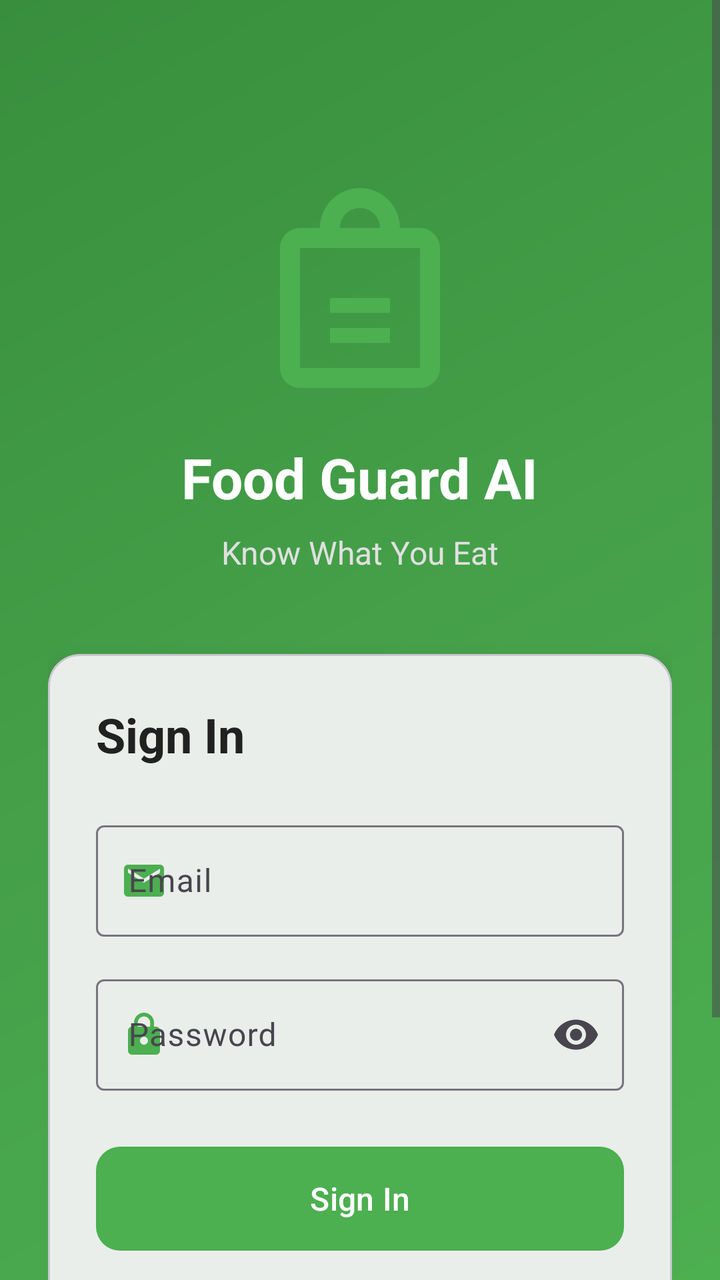
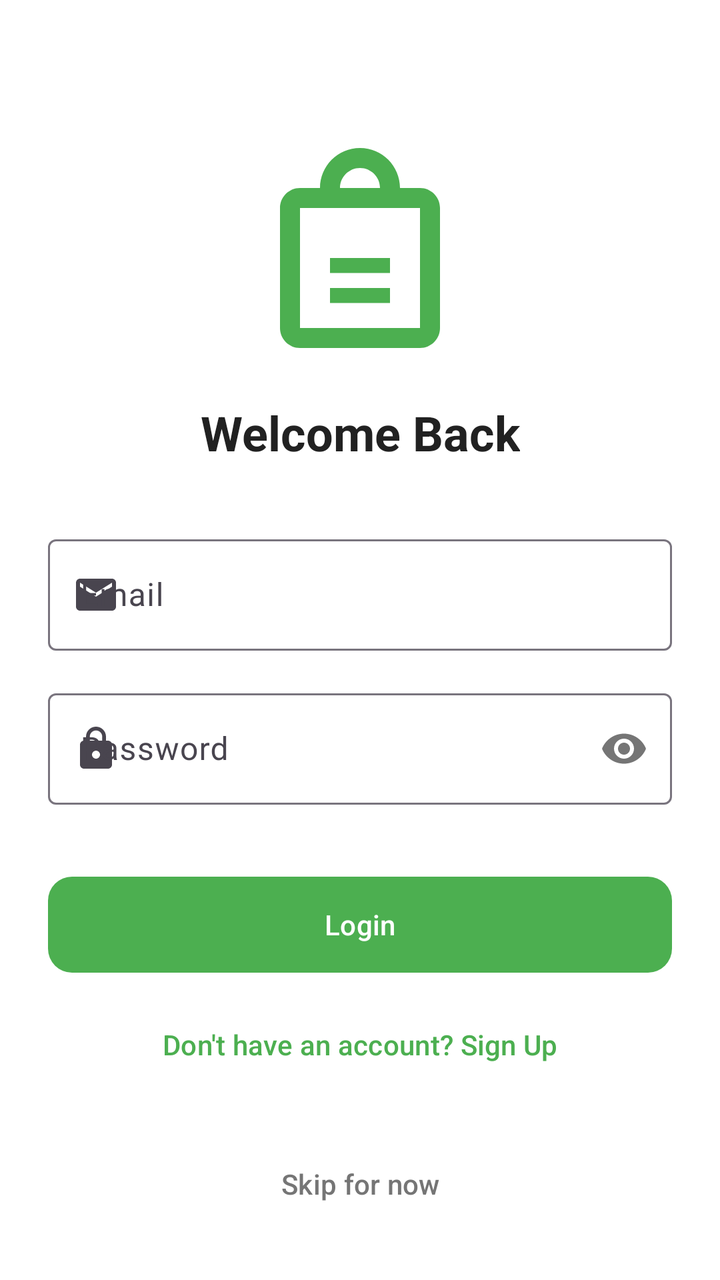

An Android layout rendered at two revisions. The XML below is the earlier revision; the diff shows what the commit changed to produce the second picture.
<!-- AndroidManifest.xml: application theme Theme.FoodLabelScanner -->
<!-- res/layout/activity_login.xml -->
<?xml version="1.0" encoding="utf-8"?>
<ScrollView xmlns:android="http://schemas.android.com/apk/res/android"
    xmlns:app="http://schemas.android.com/apk/res-auto"
    android:layout_width="match_parent"
    android:layout_height="match_parent"
    android:background="@drawable/gradient_background"
    android:fillViewport="true">

    <androidx.constraintlayout.widget.ConstraintLayout
        android:layout_width="match_parent"
        android:layout_height="wrap_content"
        android:padding="24dp">

        
        <ImageView
            android:id="@+id/imgLogo"
            android:layout_width="120dp"
            android:layout_height="120dp"
            android:layout_marginTop="60dp"
            android:src="@drawable/ic_food_scanner"
            android:contentDescription="App Logo"
            app:layout_constraintEnd_toEndOf="parent"
            app:layout_constraintStart_toStartOf="parent"
            app:layout_constraintTop_toTopOf="parent" />

        
        <TextView
            android:id="@+id/tvAppName"
            android:layout_width="wrap_content"
            android:layout_height="wrap_content"
            android:layout_marginTop="16dp"
            android:text="Food Guard AI"
            android:textSize="28sp"
            android:textStyle="bold"
            android:textColor="@android:color/white"
            app:layout_constraintEnd_toEndOf="parent"
            app:layout_constraintStart_toStartOf="parent"
            app:layout_constraintTop_toBottomOf="@id/imgLogo" />

        
        <TextView
            android:id="@+id/tvSubtitle"
            android:layout_width="wrap_content"
            android:layout_height="wrap_content"
            android:layout_marginTop="8dp"
            android:text="Know What You Eat"
            android:textSize="16sp"
            android:textColor="#E0E0E0"
            app:layout_constraintEnd_toEndOf="parent"
            app:layout_constraintStart_toStartOf="parent"
            app:layout_constraintTop_toBottomOf="@id/tvAppName" />

        
        <com.google.android.material.card.MaterialCardView
            android:id="@+id/cardLogin"
            android:layout_width="match_parent"
            android:layout_height="wrap_content"
            android:layout_marginTop="40dp"
            app:cardCornerRadius="16dp"
            app:cardElevation="8dp"
            app:layout_constraintTop_toBottomOf="@id/tvSubtitle">

            <LinearLayout
                android:layout_width="match_parent"
                android:layout_height="wrap_content"
                android:orientation="vertical"
                android:padding="24dp">

                <TextView
                    android:layout_width="wrap_content"
                    android:layout_height="wrap_content"
                    android:text="Sign In"
                    android:textSize="24sp"
                    android:textStyle="bold"
                    android:textColor="#212121" />

                
                <com.google.android.material.textfield.TextInputLayout
                    android:layout_width="match_parent"
                    android:layout_height="wrap_content"
                    android:layout_marginTop="24dp"
                    android:hint="Email"
                    style="@style/Widget.Material3.TextInputLayout.OutlinedBox"
                    app:startIconDrawable="@drawable/ic_email"
                    app:startIconTint="#4CAF50">

                    <com.google.android.material.textfield.TextInputEditText
                        android:id="@+id/etEmail"
                        android:layout_width="match_parent"
                        android:layout_height="wrap_content"
                        android:inputType="textEmailAddress" />
                </com.google.android.material.textfield.TextInputLayout>

                
                <com.google.android.material.textfield.TextInputLayout
                    android:layout_width="match_parent"
                    android:layout_height="wrap_content"
                    android:layout_marginTop="16dp"
                    android:hint="Password"
                    style="@style/Widget.Material3.TextInputLayout.OutlinedBox"
                    app:startIconDrawable="@drawable/ic_lock"
                    app:startIconTint="#4CAF50"
                    app:endIconMode="password_toggle">

                    <com.google.android.material.textfield.TextInputEditText
                        android:id="@+id/etPassword"
                        android:layout_width="match_parent"
                        android:layout_height="wrap_content"
                        android:inputType="textPassword" />
                </com.google.android.material.textfield.TextInputLayout>

                
                <com.google.android.material.progressindicator.CircularProgressIndicator
                    android:id="@+id/progressBar"
                    android:layout_width="wrap_content"
                    android:layout_height="wrap_content"
                    android:layout_gravity="center"
                    android:layout_marginTop="16dp"
                    android:visibility="gone"
                    android:indeterminate="true" />

                
                <com.google.android.material.button.MaterialButton
                    android:id="@+id/btnLogin"
                    android:layout_width="match_parent"
                    android:layout_height="60dp"
                    android:layout_marginTop="24dp"
                    android:text="Sign In"
                    android:textSize="16sp"
                    app:cornerRadius="12dp" />

                
                <com.google.android.material.button.MaterialButton
                    android:id="@+id/btnSignUp"
                    style="@style/Widget.Material3.Button.OutlinedButton"
                    android:layout_width="match_parent"
                    android:layout_height="60dp"
                    android:layout_marginTop="12dp"
                    android:text="Create Account"
                    android:textSize="16sp"
                    app:cornerRadius="12dp" />

                
                <com.google.android.material.button.MaterialButton
                    android:id="@+id/btnSkip"
                    style="@style/Widget.Material3.Button.TextButton"
                    android:layout_width="wrap_content"
                    android:layout_height="wrap_content"
                    android:layout_gravity="center"
                    android:layout_marginTop="8dp"
                    android:text="Continue as Guest"
                    android:textColor="#757575" />

            </LinearLayout>

        </com.google.android.material.card.MaterialCardView>

    </androidx.constraintlayout.widget.ConstraintLayout>

</ScrollView>
<!-- resources referenced by this layout -->
<resources>
  <!-- drawable gradient_background (drawable) -->
  <?xml version="1.0" encoding="utf-8"?>
  <shape xmlns:android="http://schemas.android.com/apk/res/android">
      <gradient
          android:angle="135"
          android:startColor="#4CAF50"
          android:centerColor="#45A049"
          android:endColor="#388E3C"
          android:type="linear" />
  </shape>
  <!-- drawable ic_email (drawable) -->
  <vector xmlns:android="http://schemas.android.com/apk/res/android"
      android:width="24dp"
      android:height="24dp"
      android:viewportWidth="24"
      android:viewportHeight="24">
      <path
          android:fillColor="#666666"
          android:pathData="M20,4L4,4c-1.1,0 -1.99,0.9 -1.99,2L2,18c0,1.1 0.9,2 2,2h16c1.1,0 2,-0.9 2,-2L22,6c0,-1.1 -0.9,-2 -2,-2zM20,8l-8,5 -8,-5L4,6l8,5 8,-5v2z"/>
  </vector>
  <!-- drawable ic_food_scanner (drawable) -->
  <vector xmlns:android="http://schemas.android.com/apk/res/android"
      android:width="120dp"
      android:height="120dp"
      android:viewportWidth="24"
      android:viewportHeight="24">
      <path
          android:fillColor="#4CAF50"
          android:pathData="M18,6h-2c0,-2.21 -1.79,-4 -4,-4S8,3.79 8,6L6,6c-1.1,0 -2,0.9 -2,2v12c0,1.1 0.9,2 2,2h12c1.1,0 2,-0.9 2,-2L20,8c0,-1.1 -0.9,-2 -2,-2zM12,4c1.1,0 2,0.9 2,2h-4c0,-1.1 0.9,-2 2,-2zM18,20L6,20L6,8h12v12z"/>
      <path
          android:fillColor="#4CAF50"
          android:pathData="M9,13h6v1.5h-6z"/>
      <path
          android:fillColor="#4CAF50"
          android:pathData="M9,16h6v1.5h-6z"/>
  </vector>
  <!-- drawable ic_lock (drawable) -->
  <vector xmlns:android="http://schemas.android.com/apk/res/android"
      android:width="24dp"
      android:height="24dp"
      android:viewportWidth="24"
      android:viewportHeight="24">
      <path
          android:fillColor="#666666"
          android:pathData="M18,8h-1L17,6c0,-2.76 -2.24,-5 -5,-5S7,3.24 7,6v2L6,8c-1.1,0 -2,0.9 -2,2v10c0,1.1 0.9,2 2,2h12c1.1,0 2,-0.9 2,-2L20,10c0,-1.1 -0.9,-2 -2,-2zM12,17c-1.1,0 -2,-0.9 -2,-2s0.9,-2 2,-2 2,0.9 2,2 -0.9,2 -2,2zM15.1,8L8.9,8L8.9,6c0,-1.71 1.39,-3.1 3.1,-3.1 1.71,0 3.1,1.39 3.1,3.1v2z"/>
  </vector>
  <style name="Theme.FoodLabelScanner" parent="Theme.Material3.Light.NoActionBar">
          
          <item name="colorPrimary">@color/primary</item>
          <item name="colorPrimaryVariant">@color/primary_dark</item>
          <item name="colorOnPrimary">@color/white</item>
          
          <item name="colorSecondary">@color/accent</item>
          <item name="colorSecondaryVariant">@color/accent</item>
          <item name="colorOnSecondary">@color/black</item>
          
          <item name="android:statusBarColor">@color/primary</item>
          
      </style>
  <color name="primary">#4CAF50</color>
  <color name="primary_dark">#388E3C</color>
  <color name="white">#FFFFFFFF</color>
  <color name="accent">#FF9800</color>
  <color name="black">#FF000000</color>
</resources>

<!-- the commit's change to res/layout/activity_login.xml (unified diff, before → after) -->
@@ -3,158 +3,113 @@
     xmlns:app="http://schemas.android.com/apk/res-auto"
     android:layout_width="match_parent"
     android:layout_height="match_parent"
-    android:background="@drawable/gradient_background"
-    android:fillViewport="true">
+    android:fillViewport="true"
+    android:background="@android:color/white">
 
     <androidx.constraintlayout.widget.ConstraintLayout
         android:layout_width="match_parent"
         android:layout_height="wrap_content"
         android:padding="24dp">
 
-        
         <ImageView
             android:id="@+id/imgLogo"
             android:layout_width="120dp"
             android:layout_height="120dp"
-            android:layout_marginTop="60dp"
+            android:layout_marginTop="40dp"
             android:src="@drawable/ic_food_scanner"
-            android:contentDescription="App Logo"
             app:layout_constraintEnd_toEndOf="parent"
             app:layout_constraintStart_toStartOf="parent"
             app:layout_constraintTop_toTopOf="parent" />
 
-        
         <TextView
-            android:id="@+id/tvAppName"
+            android:id="@+id/tvTitle"
             android:layout_width="wrap_content"
             android:layout_height="wrap_content"
             android:layout_marginTop="16dp"
-            android:text="Food Guard AI"
-            android:textSize="28sp"
+            android:text="Welcome Back"
+            android:textSize="24sp"
             android:textStyle="bold"
-            android:textColor="@android:color/white"
+            android:textColor="@color/primary_text"
             app:layout_constraintEnd_toEndOf="parent"
             app:layout_constraintStart_toStartOf="parent"
             app:layout_constraintTop_toBottomOf="@id/imgLogo" />
 
-        
-        <TextView
-            android:id="@+id/tvSubtitle"
+        <com.google.android.material.textfield.TextInputLayout
+            android:id="@+id/tilEmail"
+            style="@style/Widget.Material3.TextInputLayout.OutlinedBox"
+            android:layout_width="match_parent"
+            android:layout_height="wrap_content"
+            android:layout_marginTop="32dp"
+            android:hint="Email"
+            app:startIconDrawable="@drawable/ic_email"
+            app:layout_constraintTop_toBottomOf="@id/tvTitle">
+
+            <com.google.android.material.textfield.TextInputEditText
+                android:id="@+id/etEmail"
+                android:layout_width="match_parent"
+                android:layout_height="wrap_content"
+                android:inputType="textEmailAddress" />
+        </com.google.android.material.textfield.TextInputLayout>
+
+        <com.google.android.material.textfield.TextInputLayout
+            android:id="@+id/tilPassword"
+            style="@style/Widget.Material3.TextInputLayout.OutlinedBox"
+            android:layout_width="match_parent"
+            android:layout_height="wrap_content"
+            android:layout_marginTop="16dp"
+            android:hint="Password"
+            app:passwordToggleEnabled="true"
+            app:startIconDrawable="@drawable/ic_lock"
+            app:layout_constraintTop_toBottomOf="@id/tilEmail">
+
+            <com.google.android.material.textfield.TextInputEditText
+                android:id="@+id/etPassword"
+                android:layout_width="match_parent"
+                android:layout_height="wrap_content"
+                android:inputType="textPassword" />
+        </com.google.android.material.textfield.TextInputLayout>
+
+        <com.google.android.material.button.MaterialButton
+            android:id="@+id/btnLogin"
+            android:layout_width="match_parent"
+            android:layout_height="56dp"
+            android:layout_marginTop="32dp"
+            android:text="Login"
+            app:cornerRadius="12dp"
+            app:layout_constraintTop_toBottomOf="@id/tilPassword" />
+
+        <com.google.android.material.button.MaterialButton
+            android:id="@+id/btnSignUp"
+            style="@style/Widget.Material3.Button.TextButton"
+            android:layout_width="match_parent"
+            android:layout_height="wrap_content"
+            android:layout_marginTop="8dp"
+            android:text="Don't have an account? Sign Up"
+            app:layout_constraintTop_toBottomOf="@id/btnLogin" />
+
+        <com.google.android.material.button.MaterialButton
+            android:id="@+id/btnSkip"
+            style="@style/Widget.Material3.Button.TextButton"
             android:layout_width="wrap_content"
             android:layout_height="wrap_content"
-            android:layout_marginTop="8dp"
-            android:text="Know What You Eat"
-            android:textSize="16sp"
-            android:textColor="#E0E0E0"
+            android:text="Skip for now"
+            android:textColor="@color/secondary_text"
+            app:layout_constraintBottom_toBottomOf="parent"
             app:layout_constraintEnd_toEndOf="parent"
             app:layout_constraintStart_toStartOf="parent"
-            app:layout_constraintTop_toBottomOf="@id/tvAppName" />
+            app:layout_constraintTop_toBottomOf="@id/btnSignUp"
+            app:layout_constraintVertical_bias="1.0" />
 
-        
-        <com.google.android.material.card.MaterialCardView
-            android:id="@+id/cardLogin"
-            android:layout_width="match_parent"
+        <com.google.android.material.progressindicator.CircularProgressIndicator
+            android:id="@+id/progressBar"
+            android:layout_width="wrap_content"
             android:layout_height="wrap_content"
-            android:layout_marginTop="40dp"
-            app:cardCornerRadius="16dp"
-            app:cardElevation="8dp"
-            app:layout_constraintTop_toBottomOf="@id/tvSubtitle">
-
-            <LinearLayout
-                android:layout_width="match_parent"
-                android:layout_height="wrap_content"
-                android:orientation="vertical"
-                android:padding="24dp">
-
-                <TextView
-                    android:layout_width="wrap_content"
-                    android:layout_height="wrap_content"
-                    android:text="Sign In"
-                    android:textSize="24sp"
-                    android:textStyle="bold"
-                    android:textColor="#212121" />
-
-                
-                <com.google.android.material.textfield.TextInputLayout
-                    android:layout_width="match_parent"
-                    android:layout_height="wrap_content"
-                    android:layout_marginTop="24dp"
-                    android:hint="Email"
-                    style="@style/Widget.Material3.TextInputLayout.OutlinedBox"
-                    app:startIconDrawable="@drawable/ic_email"
-                    app:startIconTint="#4CAF50">
-
-                    <com.google.android.material.textfield.TextInputEditText
-                        android:id="@+id/etEmail"
-                        android:layout_width="match_parent"
-                        android:layout_height="wrap_content"
-                        android:inputType="textEmailAddress" />
-                </com.google.android.material.textfield.TextInputLayout>
-
-                
-                <com.google.android.material.textfield.TextInputLayout
-                    android:layout_width="match_parent"
-                    android:layout_height="wrap_content"
-                    android:layout_marginTop="16dp"
-                    android:hint="Password"
-                    style="@style/Widget.Material3.TextInputLayout.OutlinedBox"
-                    app:startIconDrawable="@drawable/ic_lock"
-                    app:startIconTint="#4CAF50"
-                    app:endIconMode="password_toggle">
-
-                    <com.google.android.material.textfield.TextInputEditText
-                        android:id="@+id/etPassword"
-                        android:layout_width="match_parent"
-                        android:layout_height="wrap_content"
-                        android:inputType="textPassword" />
-                </com.google.android.material.textfield.TextInputLayout>
-
-                
-                <com.google.android.material.progressindicator.CircularProgressIndicator
-                    android:id="@+id/progressBar"
-                    android:layout_width="wrap_content"
-                    android:layout_height="wrap_content"
-                    android:layout_gravity="center"
-                    android:layout_marginTop="16dp"
-                    android:visibility="gone"
-                    android:indeterminate="true" />
-
-                
-                <com.google.android.material.button.MaterialButton
-                    android:id="@+id/btnLogin"
-                    android:layout_width="match_parent"
-                    android:layout_height="60dp"
-                    android:layout_marginTop="24dp"
-                    android:text="Sign In"
-                    android:textSize="16sp"
-                    app:cornerRadius="12dp" />
-
-                
-                <com.google.android.material.button.MaterialButton
-                    android:id="@+id/btnSignUp"
-                    style="@style/Widget.Material3.Button.OutlinedButton"
-                    android:layout_width="match_parent"
-                    android:layout_height="60dp"
-                    android:layout_marginTop="12dp"
-                    android:text="Create Account"
-                    android:textSize="16sp"
-                    app:cornerRadius="12dp" />
-
-                
-                <com.google.android.material.button.MaterialButton
-                    android:id="@+id/btnSkip"
-                    style="@style/Widget.Material3.Button.TextButton"
-                    android:layout_width="wrap_content"
-                    android:layout_height="wrap_content"
-                    android:layout_gravity="center"
-                    android:layout_marginTop="8dp"
-                    android:text="Continue as Guest"
-                    android:textColor="#757575" />
-
-            </LinearLayout>
-
-        </com.google.android.material.card.MaterialCardView>
+            android:indeterminate="true"
+            android:visibility="gone"
+            app:layout_constraintBottom_toBottomOf="@id/btnLogin"
+            app:layout_constraintEnd_toEndOf="@id/btnLogin"
+            app:layout_constraintStart_toStartOf="@id/btnLogin"
+            app:layout_constraintTop_toTopOf="@id/btnLogin" />
 
     </androidx.constraintlayout.widget.ConstraintLayout>
-
 </ScrollView>
<!-- resource entries referenced after the edit -->
@@ -1,15 +1,7 @@
 <!-- resources referenced by this layout -->
 <resources>
-  <!-- drawable gradient_background (drawable) -->
-  <?xml version="1.0" encoding="utf-8"?>
-  <shape xmlns:android="http://schemas.android.com/apk/res/android">
-      <gradient
-          android:angle="135"
-          android:startColor="#4CAF50"
-          android:centerColor="#45A049"
-          android:endColor="#388E3C"
-          android:type="linear" />
-  </shape>
+  <color name="primary_text">#212121</color>
+  <color name="secondary_text">#757575</color>
   <!-- drawable ic_email (drawable) -->
   <vector xmlns:android="http://schemas.android.com/apk/res/android"
       android:width="24dp"
